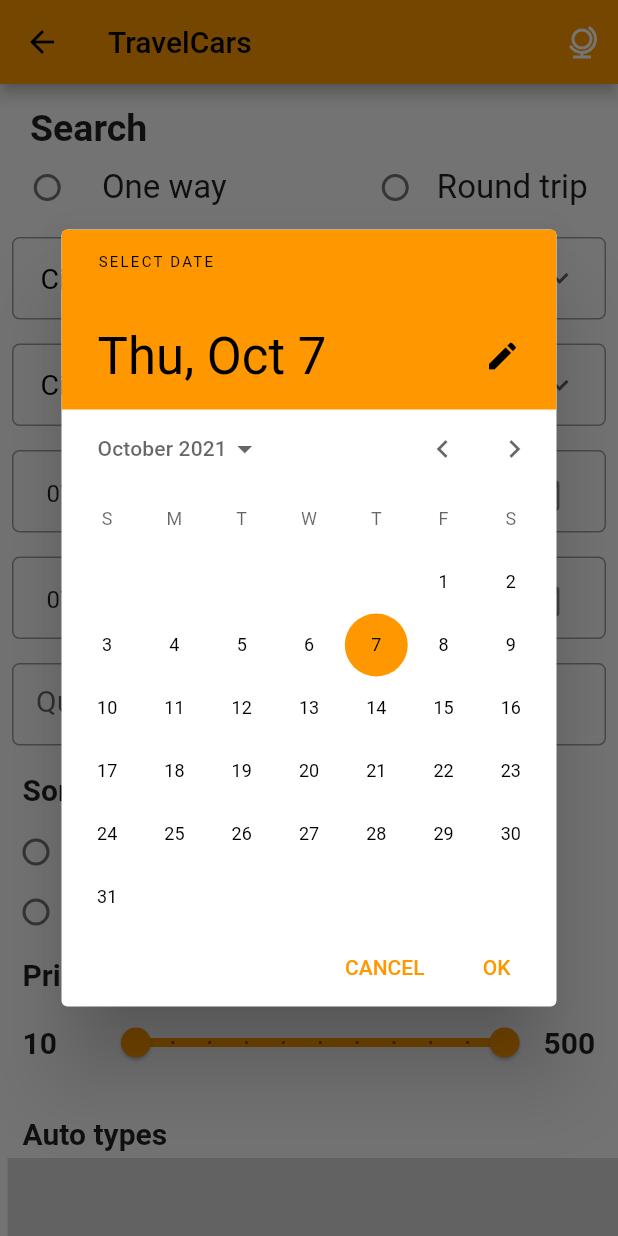
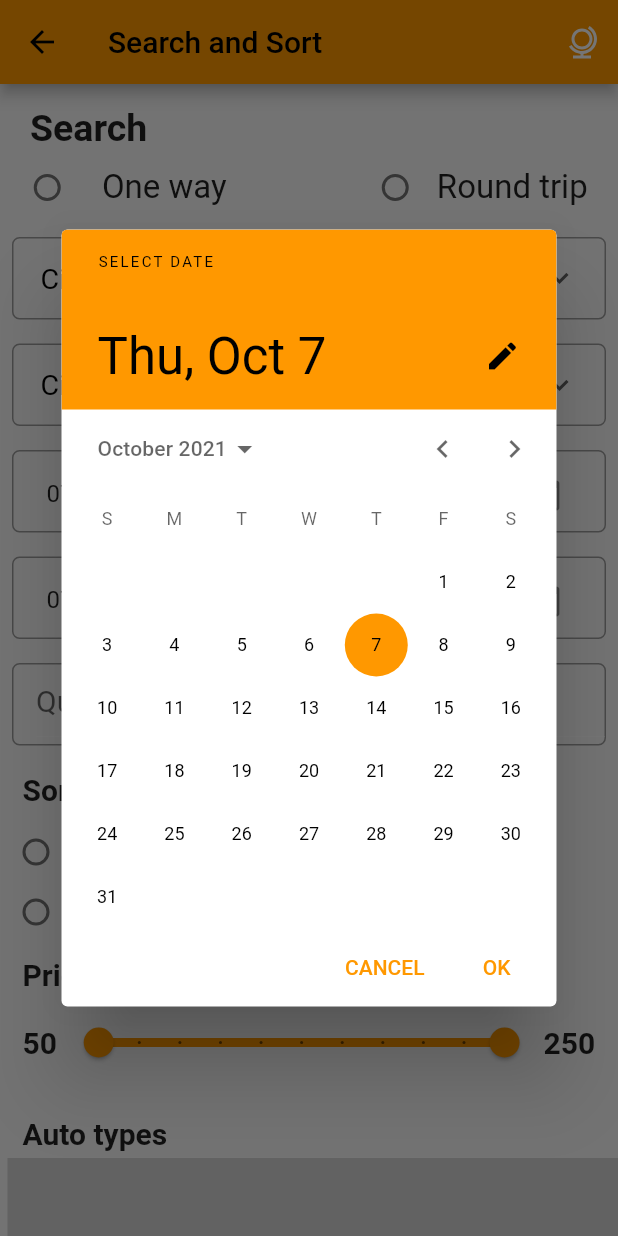
Before and after one commit to smarts-uz/flutter_travelcars, a Flutter app: the SearchScreen screen opened directly, after a tap on the "calendar today" icon, on a phone screen of 412 x 824 dp. Run offline on Flutter 3.47's test engine with Material 2 defaults, Android fonts, the phone set to English and light mode, and no system bars; our stand-ins replace carousel_slider, flutter_svg, hexcolor; statements that could not run were skipped.

Commit message:
text input

```diff
--- a/lib/main.dart
+++ b/lib/main.dart
@@ -16,7 +16,7 @@ class MyApp extends StatelessWidget {
       theme: ThemeData(
         primarySwatch: Colors.orange,
       ),
-      home: MainScreen(),
+      home: SplashScreen(),
     );
   }
 }
--- a/lib/screens/search/search.dart
+++ b/lib/screens/search/search.dart
@@ -1,6 +1,8 @@
 import 'package:flutter/material.dart';
+import 'package:flutter/services.dart';
 import 'package:flutter_svg/svg.dart';
 import 'package:intl/intl.dart';
+import 'package:travelcars/screens/search/search_result.dart';
 
 class SearchScreen extends StatefulWidget {
   const SearchScreen({Key? key}) : super(key: key);
@@ -22,7 +24,7 @@ class _SearchScreenState extends State<SearchScreen> {
   ];
   int? _radioVal1;
   int? _radioVal2;
-  RangeValues _currentRangeValues = RangeValues(10, 500);
+  RangeValues _currentRangeValues = RangeValues(50, 250);
 
   String? SelectedVal1;
   String? SelectedVal2;
@@ -123,7 +125,7 @@ class _SearchScreenState extends State<SearchScreen> {
   Widget build(BuildContext context) {
     return Scaffold(
       appBar: AppBar(
-        title: Text('TravelCars'),
+        title: Text('Search and Sort'),
         actions: [
           IconButton(
             icon: SvgPicture.asset(
@@ -337,6 +339,10 @@ class _SearchScreenState extends State<SearchScreen> {
                   borderRadius: BorderRadius.circular(5)
               ),
               child: TextFormField(
+                keyboardType: TextInputType.number,
+                inputFormatters: <TextInputFormatter>[
+                  FilteringTextInputFormatter.digitsOnly
+                ],
                 autovalidateMode: AutovalidateMode.always,
                 decoration: const InputDecoration(
                   hintText: "Quantity of passengers",
@@ -354,7 +360,6 @@ class _SearchScreenState extends State<SearchScreen> {
                   ),
                 ),
                 controller: number_controller,
-                keyboardType: TextInputType.text,
                 cursorColor: Colors.black,
                 style: TextStyle(
                   fontSize: 20
@@ -422,7 +427,7 @@ class _SearchScreenState extends State<SearchScreen> {
                   Expanded(
                     flex: 1,
                     child: Text(
-                      "10",
+                      "50",
                       style: TextStyle(
                         fontSize: 20,
                         fontWeight: FontWeight.bold,
@@ -430,11 +435,11 @@ class _SearchScreenState extends State<SearchScreen> {
                     ),
                   ),
                   Expanded(
-                    flex: 6,
+                    flex: 13,
                     child: RangeSlider(
                       values: _currentRangeValues,
-                      min: 10,
-                      max: 500,
+                      min: 50,
+                      max: 250,
                       divisions: 10,
                       labels: RangeLabels(
                         _currentRangeValues.start.round().toString(),
@@ -448,9 +453,9 @@ class _SearchScreenState extends State<SearchScreen> {
                     ),
                   ),
                   Expanded(
-                    flex: 1,
+                    flex: 2,
                     child: Text(
-                      "500",
+                      "250",
                       style: TextStyle(
                         fontSize: 20,
                         fontWeight: FontWeight.bold,
@@ -522,7 +527,7 @@ class _SearchScreenState extends State<SearchScreen> {
                     _selectedDate2 = DateTime.now();
                     SelectedVal1 = null;
                     SelectedVal2 = null;
-                    _currentRangeValues = RangeValues(10, 500);
+                    _currentRangeValues = RangeValues(50, 250);
                     _radioVal1 = null;
                     _radioVal2 = null;
                     for(int i = 0; i < autoTypes.length; i++) {
@@ -573,7 +578,11 @@ class _SearchScreenState extends State<SearchScreen> {
                     ],
                   ),
                   onPressed: () {
-
+                    Navigator.push(
+                      context,
+                      MaterialPageRoute(builder: (context) => SearchResult()
+                      )
+                    );
                   }
                   ),
             )
```
Also changed, not shown: lib/screens/search/search_result.dart (added, +15 -0 lines).
